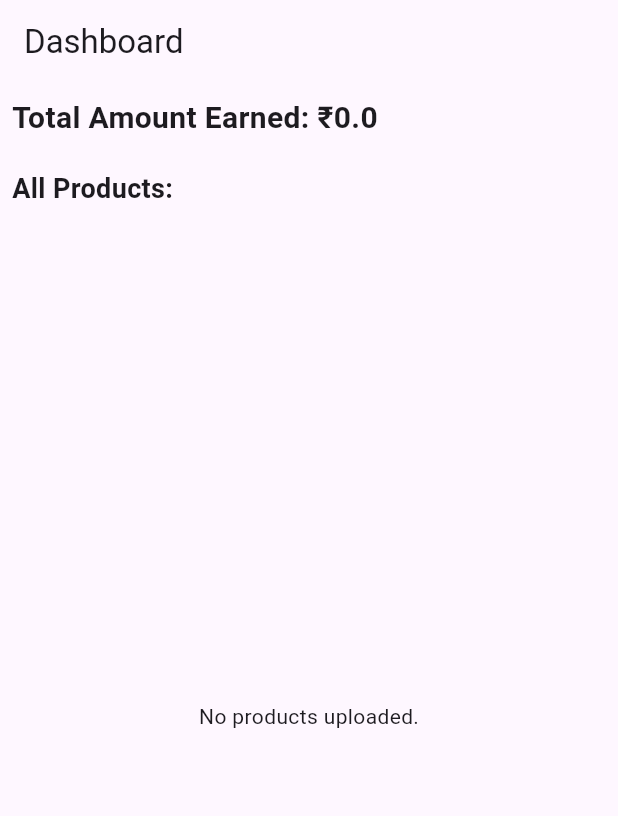
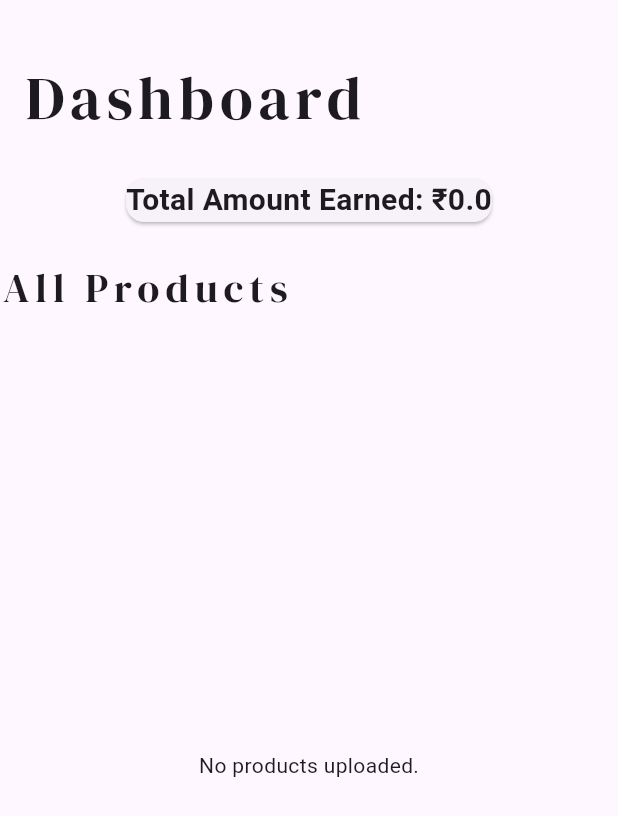
Before and after one commit to Achuabhijith2003/farmer_auction_app, a Flutter app: the SellerHome screen opened directly, on a phone screen of 412 x 824 dp. Shown: the top 816 px of the screen. Run offline on Flutter 3.47's test engine with Material 3 defaults, Android fonts, the phone set to English and light mode, and no system bars; our stand-ins replace animate_do, another_flutter_splash_screen, cloud_firestore, firebase_auth, firebase_core, firebase_storage and 4 more; accounts and stored records are empty.

Commit message:
seller home page complete

```diff
--- a/lib/Screens/Seller/Seller_home.dart
+++ b/lib/Screens/Seller/Seller_home.dart
@@ -1,5 +1,6 @@
 import 'package:cloud_firestore/cloud_firestore.dart';
 import 'package:flutter/material.dart';
+import 'package:google_fonts/google_fonts.dart';
 
 class SellerHome extends StatefulWidget {
   const SellerHome({super.key});
@@ -12,11 +13,38 @@ class _SellerHomeState extends State<SellerHome> {
   @override
   Widget build(BuildContext context) {
     return Scaffold(
-      appBar: AppBar(
-        title: const Text("Dashboard"),
+      body: Stack(children: [
+        Column(
+          children: [
+            Padding(
+              padding: const EdgeInsets.only(top: 36, left: 5, right: 5),
+              child: Row(
+                mainAxisAlignment: MainAxisAlignment.start,
+                children: [
+                  const SizedBox(width: 10),
+                  Text(
+                    "Dashboard",
+                    style: GoogleFonts.dmSerifDisplay(
+                        fontSize: 40, letterSpacing: 4),
+                    textAlign: TextAlign.center,
                   ),
-      body: Padding(
-        padding: const EdgeInsets.all(8.0),
+                ],
+              ),
+            ),
+          ],
+        ),
+        Positioned(
+            top: 100,
+            left: 0,
+            right: 0,
+            bottom: 0,
+            child: Container(
+              padding: const EdgeInsets.symmetric(vertical: 15),
+              decoration: const BoxDecoration(
+                borderRadius: BorderRadius.only(
+                    topLeft: Radius.circular(40),
+                    topRight: Radius.circular(40)),
+              ),
               child: Column(
                 crossAxisAlignment: CrossAxisAlignment.start,
                 children: [
@@ -24,42 +52,52 @@ class _SellerHomeState extends State<SellerHome> {
                     future: calculateTotalAmount(),
                     builder: (context, snapshot) {
                       if (snapshot.connectionState == ConnectionState.waiting) {
-                  return const CircularProgressIndicator();
+                        return const Center(child:  CircularProgressIndicator());
                       }
                       if (snapshot.hasError) {
                         return Text("Error: ${snapshot.error}");
                       }
-                return Text(
+                      return Center(
+                        child: Card(
+                          child: Text(
                             "Total Amount Earned: ₹${snapshot.data}",
                             style: const TextStyle(
                               fontSize: 20,
                               fontWeight: FontWeight.bold,
                             ),
+                          ),
+                        ),
                       );
                     },
                   ),
                   const SizedBox(height: 20),
-            const Text(
-              "All Products:",
-              style: TextStyle(
-                fontSize: 18,
-                fontWeight: FontWeight.bold,
+                  Row(
+                    children: [
+                      Text(
+                        "All Products",
+                        style: GoogleFonts.dmSerifDisplay(
+                            fontSize: 27, letterSpacing: 4),
+                        textAlign: TextAlign.center,
                       ),
+                    ],
                   ),
                   Expanded(
                     child: StreamBuilder<QuerySnapshot>(
                       stream: fetchProducts(),
                       builder: (context, snapshot) {
-                  if (snapshot.connectionState == ConnectionState.waiting) {
-                    return const Center(child: CircularProgressIndicator());
+                        if (snapshot.connectionState ==
+                            ConnectionState.waiting) {
+                          return const Center(
+                              child: CircularProgressIndicator());
                         }
                         if (snapshot.hasError) {
                           return Text("Error: ${snapshot.error}");
                         }
                         final products = snapshot.data?.docs ?? [];
                         if (products.isEmpty) {
-                    return const Center(child: Text("No products uploaded."));
-                  }
+                          return const Center(
+                              child: Text("No products uploaded."));
+                        } else {
                           return ListView.builder(
                             itemCount: products.length,
                             itemBuilder: (context, index) {
@@ -68,24 +106,27 @@ class _SellerHomeState extends State<SellerHome> {
                                 child: ListTile(
                                   title: Text(product['name']),
                                   subtitle: Text("Price: ₹${product['Cost']}"),
-                          // trailing: Text(
-                          //   product['sold'] ? "Sold" : "Available",
-                          //   style: TextStyle(
-                          //     color:
-                          //         product['sold'] ? Colors.green : Colors.red,
-                          //     fontWeight: FontWeight.bold,
-                          //   ),
-                          // ),
+                                  trailing: Text(
+                                    product['sold'] ? "Available" : "sold",
+                                    style: TextStyle(
+                                      color: product['sold']
+                                          ? Colors.green
+                                          : Colors.red,
+                                      fontWeight: FontWeight.bold,
+                                    ),
+                                  ),
                                 ),
                               );
                             },
                           );
+                        }
                       },
                     ),
                   ),
                 ],
               ),
-      ),
+            ))
+      ]),
     );
   }
 }
--- a/lib/Screens/Seller/add_products.dart
+++ b/lib/Screens/Seller/add_products.dart
@@ -190,6 +190,11 @@ class AddproductsState extends State<Addproducts> {
                                           'Please select at least 2 images for the product.')),
                                 );
                               } else {
+                                      const Center(
+                          child: CircularProgressIndicator(
+                            color: Colors.grey,
+                          ),
+                        );
                                 String productName =
                                     productnamecontroller.text.trim();
                                 String ProductDIscrption =
--- a/lib/Servies/firebase_servies.dart
+++ b/lib/Servies/firebase_servies.dart
@@ -75,7 +75,8 @@ class Firebaseseller extends FirebaseauthServies {
         "Cost": Productcost,
         "images": imageUrls,
         "timestamp": FieldValue.serverTimestamp(),
-        "UID": getuserID()
+        "UID": getuserID(),
+        "sold":true
       });
 
       print("Product uploaded successfully!");
```
Also changed, not shown: lib/Screens/Seller/Seller_autions.dart (added, +49 -0 lines), lib/Screens/Seller/seller_remaster_home.dart (+15 -1 lines). Lines whose indentation alone changed are shown as unchanged.
